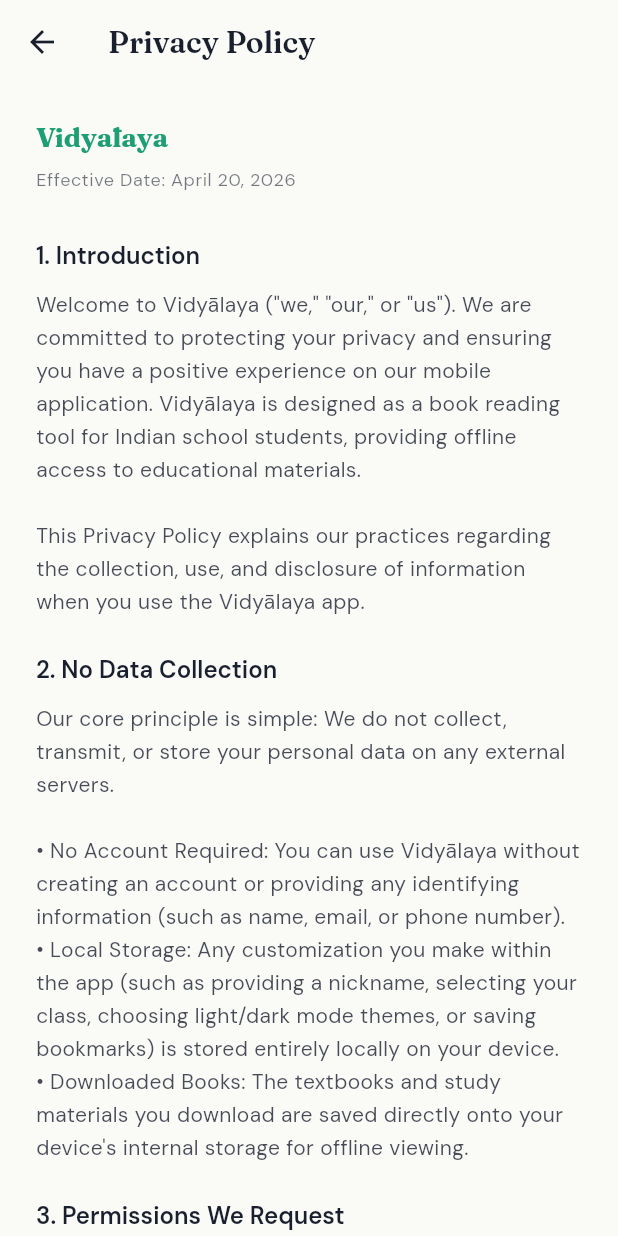
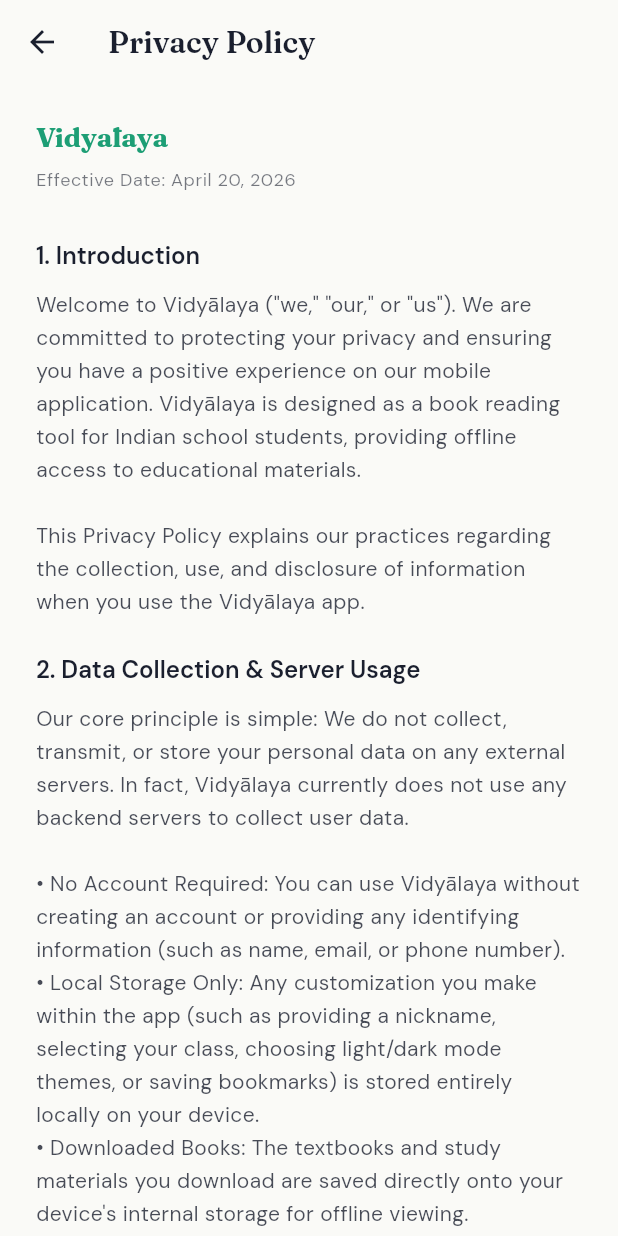
Before and after one commit to rudra273/vidyalaya, a Flutter app: the PrivacyPolicyScreen screen opened by its route, on a phone screen of 412 x 824 dp. Run offline on Flutter 3.47's test engine with Material 3 defaults, Android fonts, the phone set to English and light mode, and no system bars; our stand-ins replace flutter_riverpod, go_router, google_fonts, shared_preferences; missing offline and left inert: flutter_pdfview; accounts and stored records are empty.

Commit message:
update police

```diff
--- a/lib/screens/profile/privacy_policy_screen.dart
+++ b/lib/screens/profile/privacy_policy_screen.dart
@@ -48,42 +48,42 @@
 
             _buildSection(
               theme,
-              title: '2. No Data Collection',
-              content: 'Our core principle is simple: We do not collect, transmit, or store your personal data on any external servers.\n\n'
+              title: '2. Data Collection & Server Usage',
+              content: 'Our core principle is simple: We do not collect, transmit, or store your personal data on any external servers. In fact, Vidyālaya currently does not use any backend servers to collect user data.\n\n'
                        '• No Account Required: You can use Vidyālaya without creating an account or providing any identifying information (such as name, email, or phone number).\n'
-                       '• Local Storage: Any customization you make within the app (such as providing a nickname, selecting your class, choosing light/dark mode themes, or saving bookmarks) is stored entirely locally on your device.\n'
+                       '• Local Storage Only: Any customization you make within the app (such as providing a nickname, selecting your class, choosing light/dark mode themes, or saving bookmarks) is stored entirely locally on your device.\n'
                        '• Downloaded Books: The textbooks and study materials you download are saved directly onto your device\'s internal storage for offline viewing.',
             ),
 
             _buildSection(
               theme,
               title: '3. Permissions We Request',
-              content: 'To function properly, Vidyālaya requires minimal device permissions. These are strictly used for the app\'s functionality and not for data tracking:\n\n'
-                       '• Internet Connectivity: Used solely to download educational PDFs from our servers so you can read them offline. We do not use the internet connection to send your personal usage data anywhere.',
+              content: 'To function properly, Vidyālaya requires minimal device permissions. These are strictly used for the app\'s core functionality and not for data tracking:\n\n'
+                       '• Internet Connectivity: Used solely to download educational PDFs from our trusted sources so you can read them offline. We do not use the internet connection to send your personal usage data anywhere.',
             ),
 
             _buildSection(
               theme,
-              title: '4. Third-Party Services and Analytics',
-              content: 'Vidyālaya does not integrate with any third-party analytics trackers, advertising networks, or data brokers. The app is completely ad-free and tracking-free.',
+              title: '4. Cookies and Tracking Technologies',
+              content: 'Vidyālaya is a native mobile application and does not use cookies, web beacons, or similar tracking technologies. We do not integrate with any third-party analytics trackers, advertising networks, or data brokers. The app is completely ad-free and tracking-free.',
             ),
 
             _buildSection(
               theme,
               title: '5. Children\'s Privacy (COPPA)',
-              content: 'Vidyālaya is designed for school students, including children under the age of 13. We are fully compliant with the Children\'s Online Privacy Protection Act (COPPA). Because we do not collect any personal information from any of our users, we inherently do not collect personal information from children.',
+              content: 'Vidyālaya is designed specifically for school students, including children under the age of 13. We are fully compliant with the Children\'s Online Privacy Protection Act (COPPA). Because we do not have a server that collects personal information from any of our users, we inherently do not collect, use, or disclose personal information from children.',
             ),
 
             _buildSection(
               theme,
-              title: '6. Changes to This Privacy Policy',
-              content: 'We may update our Privacy Policy from time to time. If we decide to introduce new features in the future that require data collection (such as cloud synchronization or AI-assisted learning), we will update this Privacy Policy and obtain the necessary user (and parental) consent before collecting any data. You are advised to review this page periodically for any changes.',
+              title: '6. Future Updates to This Policy',
+              content: 'As Vidyālaya evolves, we may introduce new features (such as cloud synchronization, account creation, or AI-assisted learning). If these future updates require the use of servers to collect or process data, we will thoroughly update this Privacy Policy. Most importantly, we will obtain the necessary user (and verifiable parental) consent before collecting any data. You are advised to review this page periodically for any changes.',
             ),
 
             _buildSection(
               theme,
               title: '7. Contact Us',
-              content: 'If you have any questions or suggestions about our Privacy Policy, do not hesitate to contact the developer team.',
+              content: 'If you have any questions or suggestions about our Privacy Policy, do not hesitate to contact the developer team at rosmoxx@gmail.com.',
             ),
 
             const SizedBox(height: 24),
```
Also changed, not shown: 1 other file.
